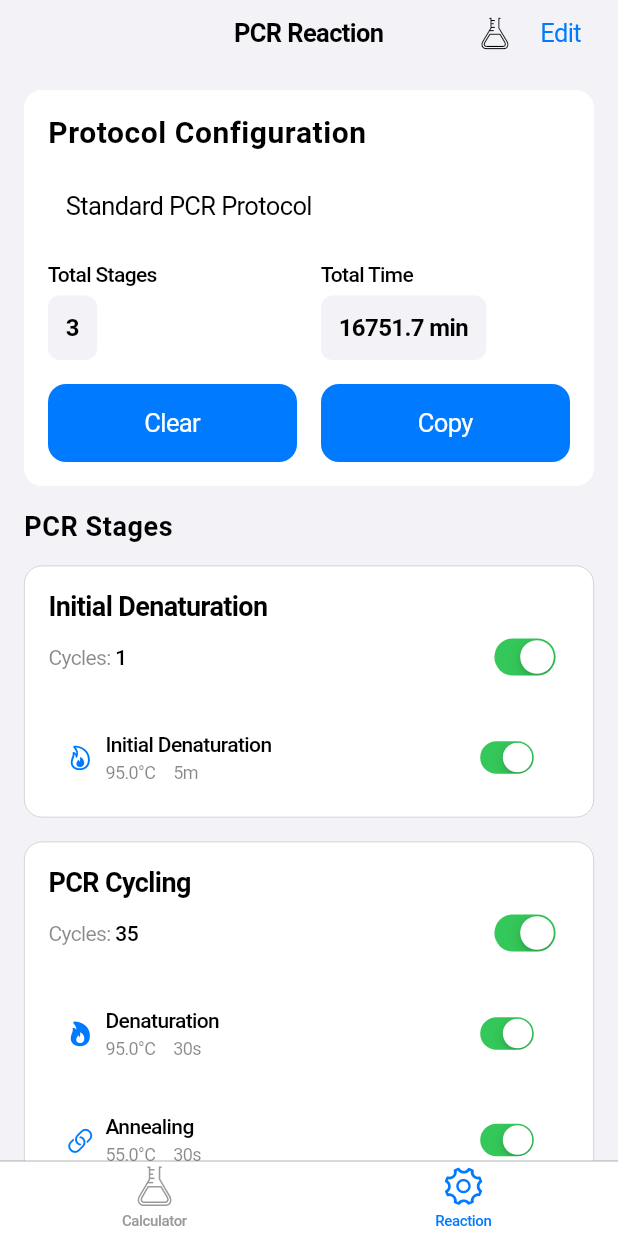
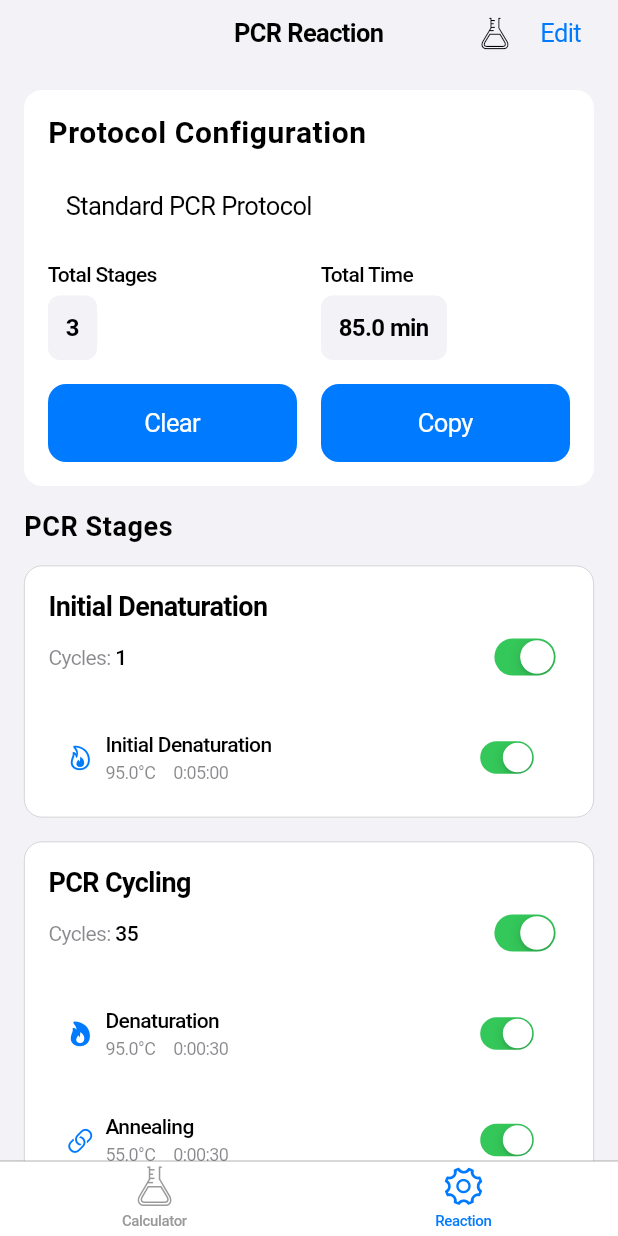
Before and after one commit to alextu870719/Lab-Studio, a Flutter app: the screen it shows after launch, item 2 of the bottom bar chosen, on a phone screen of 412 x 824 dp. Run offline on Flutter 3.47's test engine with Material 3 defaults, Android fonts, the phone set to English and light mode, and no system bars; our stand-ins replace printing, shared_preferences.

Commit message:
更新時間輸入格式為 hh:mm:ss
- 修改 TimeInputFormatter 支援 hh:mm:ss 格式輸入
- 支援銀行式輸入體驗，數字從右邊開始填充
- 時間為 0 時顯示 ∞ 符號
- 自動驗證分鐘和秒數不超過 59
- 向後兼容 mm:ss 格式解析
- PCR Reaction 頁面現在使用新的時間格式顯示

```diff
--- a/lib/main.dart
+++ b/lib/main.dart
@@ -1918,13 +1918,13 @@ class EditablePcrStep {
     this.isEnabled = true,
   }) : id = id ?? DateTime.now().millisecondsSinceEpoch.toString() + name.hashCode.toString(),
        tempController = TextEditingController(text: temperature.toStringAsFixed(1)),
-       timeController = TextEditingController(text: duration.toString());
+       timeController = TextEditingController(text: TimeInputFormatter.formatSecondsToTime(duration));
 
   // 獲取溫度值
   double get temperature => double.tryParse(tempController.text) ?? 0.0;
 
   // 獲取時間值
-  int get duration => int.tryParse(timeController.text) ?? 0;
+  int get duration => TimeInputFormatter.parseTimeToSeconds(timeController.text);
 
   // 獲取 PcrStep 對象
   PcrStep toPcrStep() {
@@ -2200,7 +2200,7 @@ class _PcrReactionPageState extends State<PcrReactionPage> {
           subtitle: 'Hold temperature',
           icon: CupertinoIcons.pause_circle,
           temperature: 4.0,
-          duration: 999999, // Infinite hold
+          duration: 0, // Infinite hold - 顯示為 ∞
         ),
       ],
     ));
@@ -2292,30 +2292,8 @@ class _PcrReactionPageState extends State<PcrReactionPage> {
 
   // 格式化時間
   String _formatTime(int seconds) {
-    // 當時間為 0 時顯示為無限符號
-    if (seconds == 0) {
-      return '∞';
-    }
-
-    if (seconds < 60) {
-      return '${seconds}s';
-    } else if (seconds < 3600) {
-      int minutes = seconds ~/ 60;
-      int remainingSeconds = seconds % 60;
-      if (remainingSeconds == 0) {
-        return '${minutes}m';
-      } else {
-        return '${minutes}m ${remainingSeconds}s';
-      }
-    } else {
-      int hours = seconds ~/ 3600;
-      int remainingMinutes = (seconds % 3600) ~/ 60;
-      if (remainingMinutes == 0) {
-        return '${hours}h';
-      } else {
-        return '${hours}h ${remainingMinutes}m';
-      }
-    }
+    // 使用新的 mm:ss 格式
+    return TimeInputFormatter.formatSecondsToTime(seconds);
   }
 
   // 複製協議
@@ -2432,7 +2410,7 @@ class _PcrReactionPageState extends State<PcrReactionPage> {
             subtitle: 'Hold temperature',
             icon: CupertinoIcons.pause_circle,
             temperature: 4.0,
-            duration: 999999,
+            duration: 0, // Infinite hold - 顯示為 ∞
           ),
         ],
       ));
@@ -2743,7 +2721,7 @@ class _PcrReactionPageState extends State<PcrReactionPage> {
                       Flexible(
                         flex: 1,
                         child: Container(
-                          constraints: const BoxConstraints(maxWidth: 80),
+                          constraints: const BoxConstraints(maxWidth: 90),
                           child: CupertinoTextField(
                             controller: step.timeController,
                             keyboardType: TextInputType.number,
@@ -2751,6 +2729,7 @@ class _PcrReactionPageState extends State<PcrReactionPage> {
                             onEditingComplete: () {
                               FocusScope.of(context).unfocus();
                             },
+                            inputFormatters: [TimeInputFormatter()],
                             style: TextStyle(
                               fontSize: 12,
                               color: widget.isDarkMode ? CupertinoColors.white : CupertinoColors.black,
@@ -2762,23 +2741,13 @@ class _PcrReactionPageState extends State<PcrReactionPage> {
                               borderRadius: BorderRadius.circular(4.0),
                             ),
                             padding: const EdgeInsets.symmetric(vertical: 2.0, horizontal: 6.0),
-                            suffix: Text(
-                              // 當輸入為 0 或空時顯示 ∞，否則顯示 s
-                              (step.timeController.text == '0' || step.timeController.text == '00' || step.timeController.text.isEmpty)
-                                  ? '∞'
-                                  : 's',
-                              style: TextStyle(
-                                fontSize: 10,
-                                color: widget.isDarkMode ? CupertinoColors.systemGrey2 : CupertinoColors.secondaryLabel
-                              ),
-                            ),
                             onChanged: (value) => setState(() {}),
                           ),
                         ),
                       )
                     else
                       Text(
-                        _formatTime(int.tryParse(step.timeController.text) ?? 0),
+                        _formatTime(TimeInputFormatter.parseTimeToSeconds(step.timeController.text)),
                         style: TextStyle(
                           fontSize: 12,
                           color: widget.isDarkMode ? CupertinoColors.systemGrey2 : CupertinoColors.secondaryLabel,
--- a/lib/utils/bank_style_formatters.dart
+++ b/lib/utils/bank_style_formatters.dart
@@ -190,3 +190,119 @@ class BankStyleIntegerFormatter extends TextInputFormatter {
     );
   }
 }
+
+/// 時間格式化器，支持 hh:mm:ss 格式的銀行式輸入
+/// 時間以秒為單位存儲，但顯示為 hh:mm:ss 格式
+class TimeInputFormatter extends TextInputFormatter {
+  @override
+  TextEditingValue formatEditUpdate(
+    TextEditingValue oldValue,
+    TextEditingValue newValue,
+  ) {
+    String newText = newValue.text;
+
+    // 只允許數字和冒號
+    newText = newText.replaceAll(RegExp(r'[^0-9:]'), '');
+
+    // 如果輸入 '00' 或 '0:00:00' 或 '00:00:00'，顯示為 ∞
+    if (newText == '00' || newText == '0:00:00' || newText == '00:00:00') {
+      return TextEditingValue(
+        text: '∞',
+        selection: TextSelection.collapsed(offset: 1),
+      );
+    }
+
+    // 處理 ∞ 符號
+    if (newText.contains('∞')) {
+      return TextEditingValue(
+        text: '∞',
+        selection: TextSelection.collapsed(offset: 1),
+      );
+    }
+
+    // 處理數字輸入，自動格式化為 hh:mm:ss
+    if (newText.isNotEmpty) {
+      // 移除所有冒號
+      String digitsOnly = newText.replaceAll(':', '');
+
+      if (digitsOnly.length > 6) {
+        digitsOnly = digitsOnly.substring(0, 6); // 限制為 6 位數字 (hhmmss)
+      }
+
+      if (digitsOnly.isEmpty) {
+        return TextEditingValue(
+          text: '0:00:00',
+          selection: TextSelection.collapsed(offset: 7),
+        );
+      }
+
+      // 根據長度自動添加冒號，從右邊開始填充
+      digitsOnly = digitsOnly.padLeft(6, '0');
+
+      String hours = digitsOnly.substring(0, 2);
+      String minutes = digitsOnly.substring(2, 4);
+      String seconds = digitsOnly.substring(4, 6);
+
+      // 確保分鐘和秒數不超過 59
+      int min = int.tryParse(minutes) ?? 0;
+      int sec = int.tryParse(seconds) ?? 0;
+      if (min > 59) minutes = '59';
+      if (sec > 59) seconds = '59';
+
+      // 移除小時前導零（除非小時為 0）
+      int hr = int.tryParse(hours) ?? 0;
+      String hoursFormatted = hr.toString();
+
+      newText = '$hoursFormatted:$minutes:$seconds';
+    } else {
+      newText = '0:00:00';
+    }
+
+    return TextEditingValue(
+      text: newText,
+      selection: TextSelection.collapsed(offset: newText.length),
+    );
+  }
+
+  /// 將 hh:mm:ss 格式轉換為總秒數
+  static int parseTimeToSeconds(String timeText) {
+    if (timeText.isEmpty || timeText == '0:00:00') {
+      return 0;
+    }
+
+    // 處理特殊情況：∞ 符號
+    if (timeText.contains('∞')) {
+      return 0;
+    }
+
+    List<String> parts = timeText.split(':');
+
+    if (parts.length == 3) {
+      // hh:mm:ss 格式
+      int hours = int.tryParse(parts[0]) ?? 0;
+      int minutes = int.tryParse(parts[1]) ?? 0;
+      int seconds = int.tryParse(parts[2]) ?? 0;
+      return hours * 3600 + minutes * 60 + seconds;
+    } else if (parts.length == 2) {
+      // 向後兼容 mm:ss 格式
+      int minutes = int.tryParse(parts[0]) ?? 0;
+      int seconds = int.tryParse(parts[1]) ?? 0;
+      return minutes * 60 + seconds;
+    }
+
+    return 0;
+  }
+
+  /// 將總秒數轉換為 hh:mm:ss 格式
+  static String formatSecondsToTime(int totalSeconds) {
+    if (totalSeconds == 0) {
+      return '∞';
+    }
+
+    int hours = totalSeconds ~/ 3600;
+    int minutes = (totalSeconds % 3600) ~/ 60;
+    int seconds = totalSeconds % 60;
+
+    return '$hours:${minutes.toString().padLeft(2, '0')}:${seconds.toString().padLeft(2, '0')}';
+  }
+}
```
